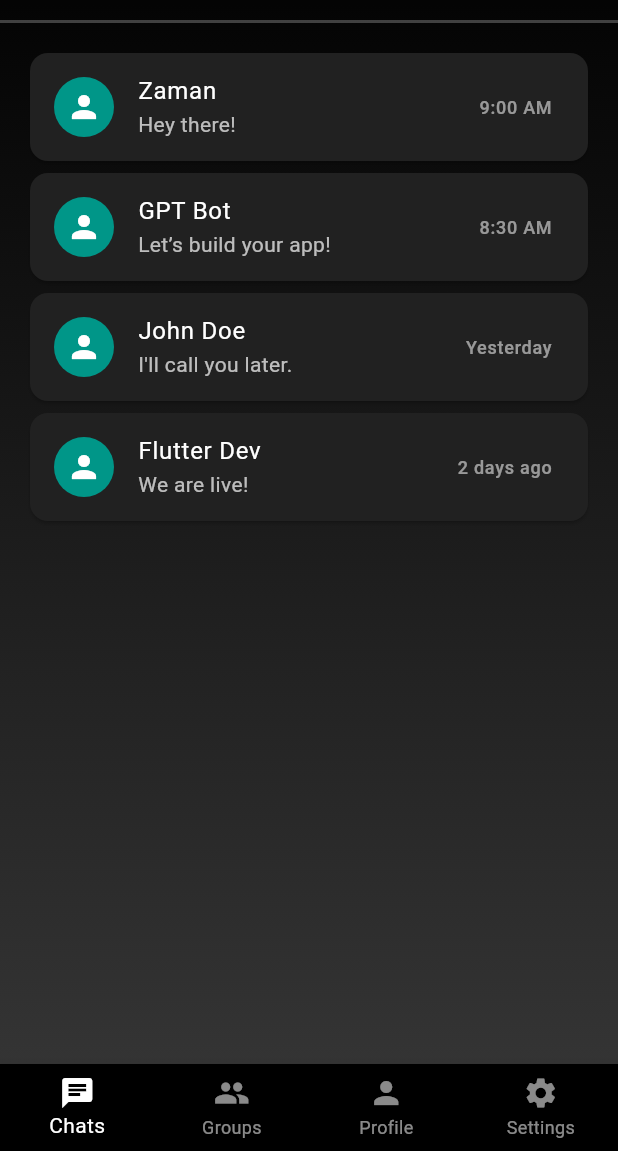
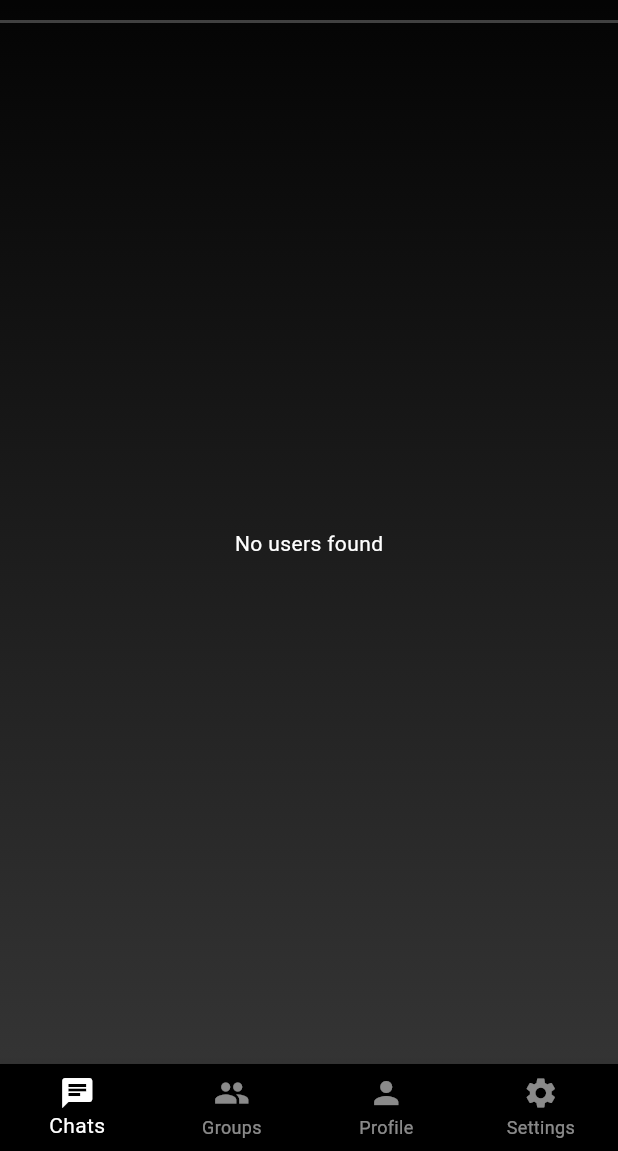
Before and after one commit to Sayed-Nahid/g_chat, a Flutter app: the DashboardScreen screen opened directly, on a phone screen of 412 x 824 dp, the part 85-1236 px from its top. Run offline on Flutter 3.47's test engine with Material 3 defaults, Android fonts, the light colour scheme and no system bars; our stand-ins replace cloud_firestore, firebase_auth, firebase_core, firebase_storage, image_cropper, image_picker and 1 more; accounts and stored records are empty.

Commit message:
our app now able to fetch data from backend and using those data in Dashboard screen

```diff
--- a/lib/pages/dashboard_screen.dart
+++ b/lib/pages/dashboard_screen.dart
@@ -1,6 +1,7 @@
 import 'package:flutter/material.dart';
-
-import 'chat_details_page.dart';
+import 'package:cloud_firestore/cloud_firestore.dart'; // Import Firestore
+import 'package:firebase_auth/firebase_auth.dart'; // Import Firebase Auth
+import 'chat_details_page.dart'; // Import your chat detail page
 
 class DashboardScreen extends StatefulWidget {
   const DashboardScreen({Key? key}) : super(key: key);
@@ -16,7 +17,7 @@ class _DashboardScreenState extends State<DashboardScreen> {
   int _currentIndex = 0;
 
   final List<Widget> _pages = [
-    const ChatListPage(),
+    const ChatListPage(), // Chat list page
     const GroupsPage(),
     const ProfilePage(),
     const SettingsPage(),
@@ -166,41 +167,89 @@ class _DashboardScreenState extends State<DashboardScreen> {
 class ChatListPage extends StatelessWidget {
   const ChatListPage({Key? key}) : super(key: key);
 
-  final List<Map<String, String>> dummyChats = const [
-    {"name": "Zaman", "lastMessage": "Hey there!", "time": "9:00 AM"},
-    {"name": "GPT Bot", "lastMessage": "Let’s build your app!", "time": "8:30 AM"},
-    {"name": "John Doe", "lastMessage": "I'll call you later.", "time": "Yesterday"},
-    {"name": "Flutter Dev", "lastMessage": "We are live!", "time": "2 days ago"},
-  ];
+  // Fetch users from Firestore, excluding the current user
+  Future<List<QueryDocumentSnapshot>> fetchUsers() async {
+    final currentUserUid = FirebaseAuth.instance.currentUser?.uid; // Get current user's UID
+
+    if (currentUserUid == null) {
+      throw Exception('User is not authenticated');
+    }
+
+    final collection = FirebaseFirestore.instance.collection('users');
+    final snapshot = await collection.get(); // Fetch all documents in the collection
+
+    // Filter out the current user
+    return snapshot.docs.where((doc) => doc.id != currentUserUid).toList();
+  }
 
   @override
   Widget build(BuildContext context) {
+    return FutureBuilder<List<QueryDocumentSnapshot>>(
+      future: fetchUsers(),
+      builder: (context, snapshot) {
+        if (snapshot.connectionState == ConnectionState.waiting) {
+          return const Center(
+            child: CircularProgressIndicator(color: Colors.teal),
+          );
+        }
+
+        if (snapshot.hasError) {
+          return Center(
+            child: Text('Error: ${snapshot.error}', style: const TextStyle(color: Colors.white)),
+          );
+        }
+
+        if (!snapshot.hasData || snapshot.data!.isEmpty) {
+          return const Center(
+            child: Text('No users found', style: TextStyle(color: Colors.white)),
+          );
+        }
+
+        final users = snapshot.data!;
+
         return ListView.builder(
           padding: const EdgeInsets.all(16),
-      itemCount: dummyChats.length,
+          itemCount: users.length,
           itemBuilder: (context, index) {
-        final chat = dummyChats[index];
+            final user = users[index];
+            final userData = user.data() as Map<String, dynamic>;
+
             return Card(
               color: Colors.grey[900],
               shape: RoundedRectangleBorder(borderRadius: BorderRadius.circular(12)),
               child: ListTile(
-            leading: const CircleAvatar(
+                leading: CircleAvatar(
                   backgroundColor: Colors.teal,
-              child: Icon(Icons.person, color: Colors.white),
+                  backgroundImage: userData['profile_image'] != null
+                      ? NetworkImage(userData['profile_image'])
+                      : null,
+                  child: userData['profile_image'] == null
+                      ? const Icon(Icons.person, color: Colors.white)
+                      : null,
                 ),
-            title: Text(chat["name"]!, style: const TextStyle(color: Colors.white)),
-            subtitle: Text(chat["lastMessage"]!, style: const TextStyle(color: Colors.white70)),
-            trailing: Text(chat["time"]!, style: const TextStyle(color: Colors.white54, fontSize: 12)),
+                title: Text(
+                  '${userData['first_name'] ?? 'Unknown'} ${userData['last_name'] ?? ''}',
+                  style: const TextStyle(color: Colors.white),
+                ),
+                subtitle: Text(
+                  'Tap to chat',
+                  style: const TextStyle(color: Colors.white70),
+                ),
                 onTap: () {
-              // Navigate to ChatDetailPage with the chat name
+                  // Navigate to ChatDetailPage with the user's name and UID
                   Navigator.push(
                     context,
                     MaterialPageRoute(
-                  builder: (context) => ChatDetailPage(chatName: chat["name"]!),
+                      builder: (context) => ChatDetailPage(
+                        chatName: '${userData['first_name']} ${userData['last_name']}',
+                        userId: user.id, // Pass the user's UID to the chat detail page
+                      ),
                     ),
                   );
                 },
               ),
+            );
+          },
         );
       },
     );
```
Also changed, not shown: lib/pages/chat_details_page.dart (+51 -15 lines). Lines whose indentation alone changed are shown as unchanged.
